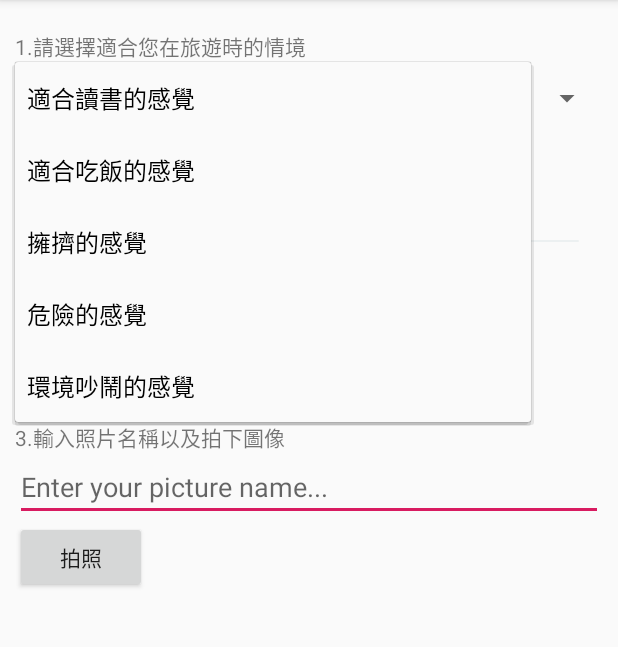
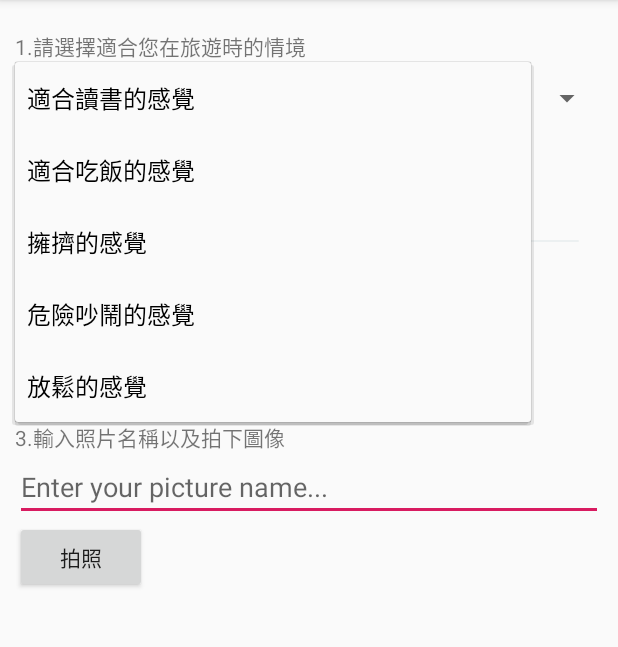
Before and after one commit to BillChun/FCU_ImageAnalysis, an Android app: the screen it shows after launch (MainActivity), after a tap on "適合讀書的感覺", on a phone screen of 412 x 824 dp, the part 84-731 px from its top. Run offline under Robolectric (Android 15) with nearby library versions, the phone set to English and light mode, and no system bars.

Commit message:
更改感覺文字 +放鬆

```diff
--- a/app/src/main/res/values/strings.xml
+++ b/app/src/main/res/values/strings.xml
@@ -5,8 +5,8 @@
     <item>適合讀書的感覺</item>
     <item>適合吃飯的感覺</item>
     <item>擁擠的感覺</item>
-    <item>危險的感覺</item>
-    <item>環境吵鬧的感覺</item>
+    <item>危險吵鬧的感覺</item>
+    <item>放鬆的感覺</item>
 
     </string-array>
     <string name="Catch_BT">拍照</string>
```
